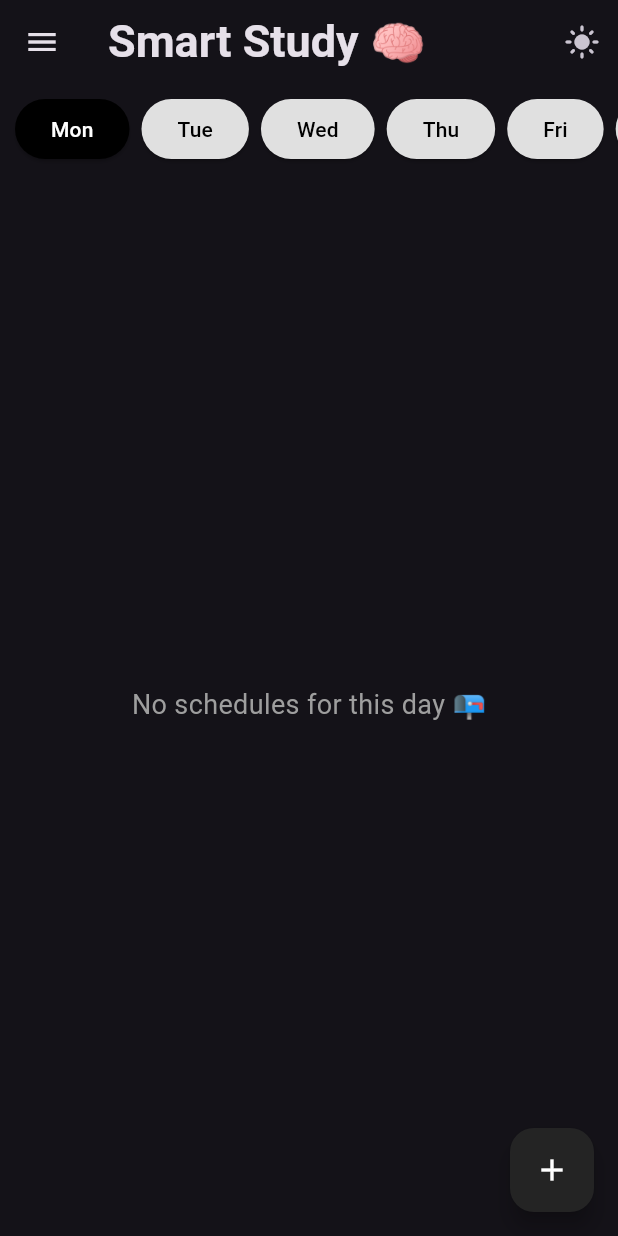
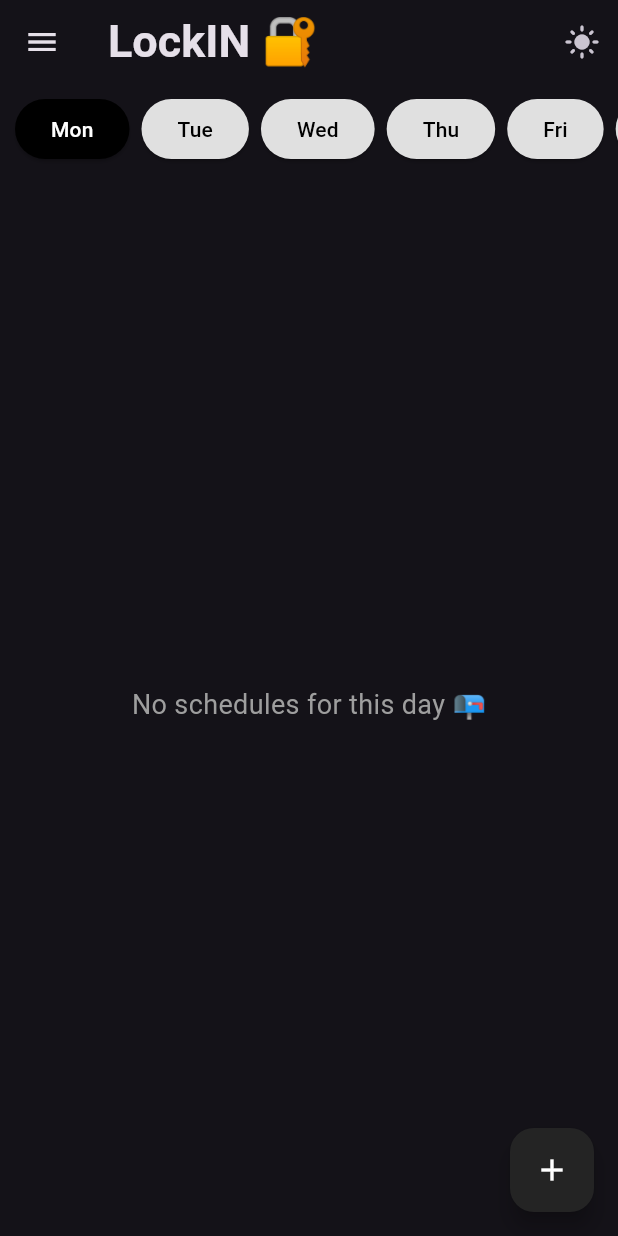
Before and after one commit to BrightBanda/LockIn-Smart-Study, a Flutter app: the screen it shows once a user with an empty profile is signed in, after a tap on the "dark mode" icon, on a phone screen of 412 x 824 dp. Run offline on Flutter 3.47's test engine with Material 3 defaults, Android fonts, the phone set to English and light mode, and no system bars; our stand-ins replace cloud_firestore, firebase_auth, firebase_core, flutter_riverpod, flutter_slidable, google_sign_in and 2 more; accounts and stored records are empty; network calls fail.

Commit message:
feat: add login page route, update home page title, and refine login tagline

```diff
--- a/lib/main.dart
+++ b/lib/main.dart
@@ -7,6 +7,7 @@
 import 'package:smart_study/src/data/model/studySchedule.dart';
 import 'package:smart_study/src/data/model/studySession.dart';
 import 'package:smart_study/src/presentation/view/auth_gate.dart';
+import 'package:smart_study/src/presentation/view/login_page.dart';
 import 'package:smart_study/src/presentation/view/profile_page.dart';
 import 'package:smart_study/src/presentation/view/subjects_page.dart';
 import 'package:smart_study/src/presentation/viewmodel/themeManagerViewmodel.dart';
@@ -49,6 +50,7 @@
       routes: {
         '/subjects': (context) => const SubjectsPage(),
         '/profile': (context) => const ProfilePage(),
+        '/loginPage': (context) => const LoginPage(),
       },
     );
   }
--- a/lib/src/presentation/view/home_page.dart
+++ b/lib/src/presentation/view/home_page.dart
@@ -29,7 +29,7 @@
     return Scaffold(
       appBar: AppBar(
         title: Text(
-          "Smart Study 🧠",
+          "LockIN 🔐",
           style: TextStyle(
             color: Theme.of(context).textTheme.bodyMedium?.color,
             fontSize: 30,
--- a/lib/src/presentation/view/login_page.dart
+++ b/lib/src/presentation/view/login_page.dart
@@ -142,7 +142,7 @@
 
                       // Tagline
                       Text(
-                        'Learn smarter, not harder',
+                        'Study smarter, not harder',
                         style: theme.textTheme.bodyLarge?.copyWith(
                           color: Colors.white.withValues(alpha: 0.9),
                           fontSize: 16,
--- a/lib/src/presentation/view/profile_page.dart
+++ b/lib/src/presentation/view/profile_page.dart
@@ -24,6 +24,7 @@
             onPressed: () async {
               try {
                 await ref.read(googleAuthServiceProvider).signOut();
+                //await Navigator.pushNamed(context, "/loginPage");
               } catch (e) {
                 ScaffoldMessenger.of(
                   context,
--- a/lib/src/utils/dayofWeekButton.dart
+++ b/lib/src/utils/dayofWeekButton.dart
@@ -46,11 +46,11 @@
     Color backgroundColor;
     Color foregroundColor;
 
-    if (isSelected) {
+    if (isSelected && isCompleted) {
       backgroundColor = Colors.black;
-      foregroundColor = Colors.white;
-    } else if (isSelected && isCompleted) {
-      backgroundColor = Colors.green;
+      foregroundColor = Colors.greenAccent;
+    } else if (isSelected) {
+      backgroundColor = Colors.black;
       foregroundColor = Colors.white;
     } else if (isCompleted) {
       backgroundColor = Colors.green;
```
